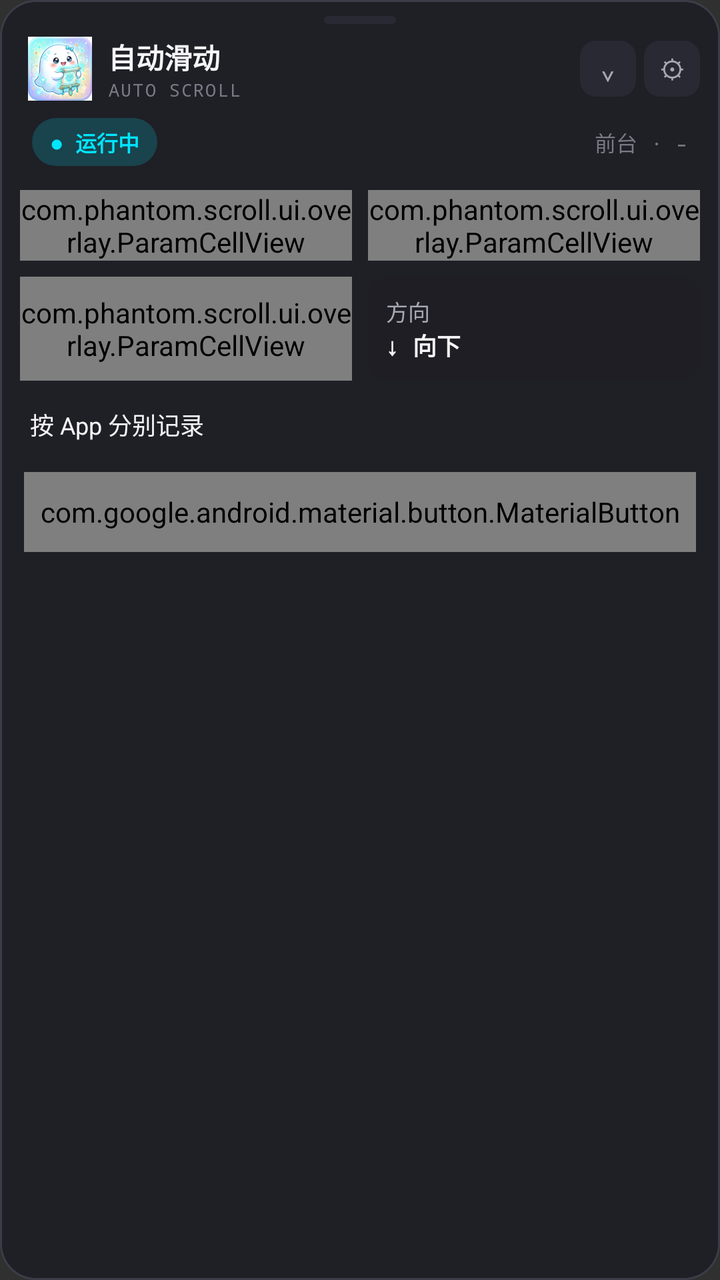
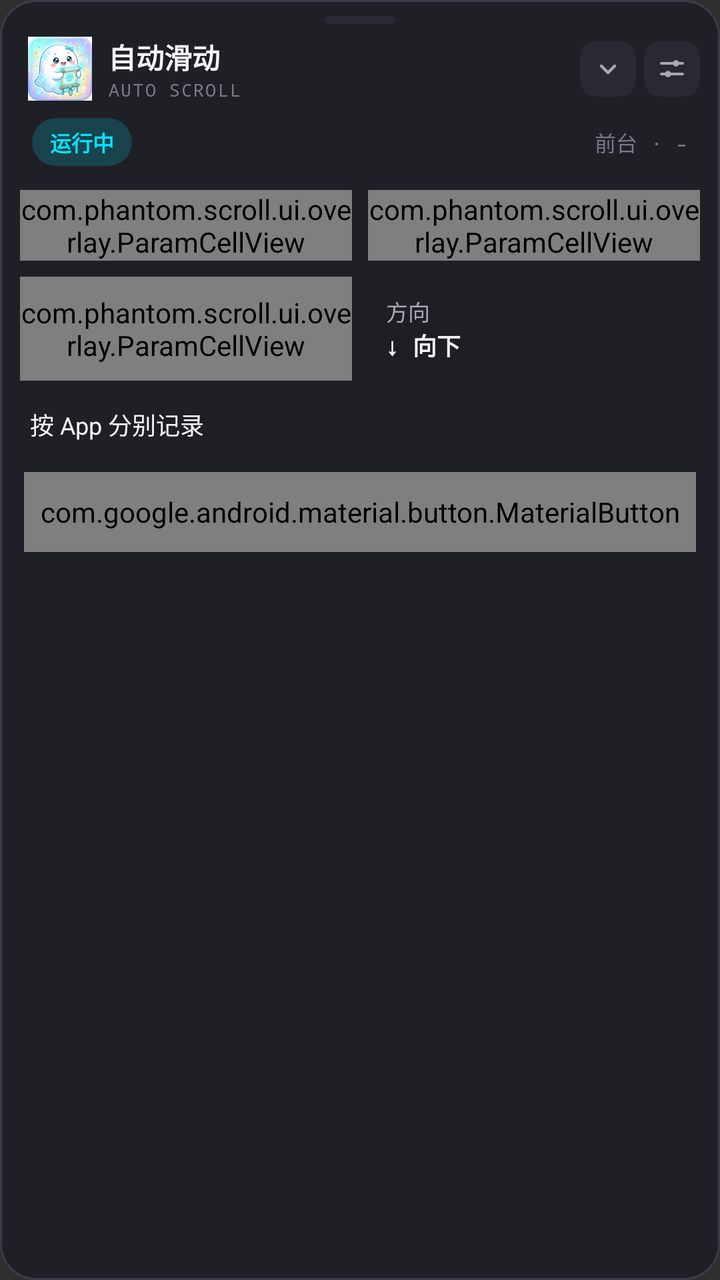

Before-and-after screenshots of an Android layout around one commit, followed by the original layout XML and the change that was made.
<!-- AndroidManifest.xml: application theme Theme.PhantomScroll -->
<!-- res/layout/overlay_panel.xml -->
<?xml version="1.0" encoding="utf-8"?>
<LinearLayout xmlns:android="http://schemas.android.com/apk/res/android"
    xmlns:app="http://schemas.android.com/apk/res-auto"
    android:id="@+id/panel_root"
    android:layout_width="250dp"
    android:layout_height="wrap_content"
    android:orientation="vertical"
    android:background="@drawable/overlay_card_border"
    android:padding="6dp">

    
    <View
        android:layout_width="36dp"
        android:layout_height="4dp"
        android:layout_gravity="center_horizontal"
        android:layout_marginTop="2dp"
        android:background="@drawable/overlay_chip_bg" />

    
    <LinearLayout
        android:layout_width="match_parent"
        android:layout_height="wrap_content"
        android:orientation="horizontal"
        android:gravity="center_vertical"
        android:paddingStart="8dp"
        android:paddingEnd="4dp"
        android:paddingTop="6dp"
        android:paddingBottom="8dp">
        <ImageView
            android:id="@+id/header_icon"
            android:layout_width="32dp"
            android:layout_height="32dp"
            android:src="@mipmap/ic_launcher"
            android:scaleType="fitCenter"
            android:background="@drawable/overlay_status_pill_running"
            android:importantForAccessibility="no" />
        <LinearLayout
            android:layout_width="0dp"
            android:layout_height="wrap_content"
            android:layout_weight="1"
            android:orientation="vertical"
            android:layout_marginStart="8dp">
            <TextView
                android:layout_width="wrap_content"
                android:layout_height="wrap_content"
                android:text="自动滑动"
                android:textColor="@color/overlay_fg"
                android:textSize="14sp"
                android:textStyle="bold" />
            <TextView
                android:layout_width="wrap_content"
                android:layout_height="wrap_content"
                android:text="AUTO SCROLL"
                android:textColor="@color/overlay_subtle"
                android:textSize="9sp"
                android:fontFamily="monospace"
                android:letterSpacing="0.08" />
        </LinearLayout>
        <FrameLayout
            android:id="@+id/fold_button"
            android:layout_width="28dp"
            android:layout_height="28dp"
            android:background="@drawable/overlay_chip_bg"
            android:clickable="true"
            android:focusable="true">
            <TextView
                android:layout_width="match_parent"
                android:layout_height="match_parent"
                android:gravity="center"
                android:text="⌄"
                android:textColor="@color/overlay_muted"
                android:textSize="14sp" />
        </FrameLayout>
        <FrameLayout
            android:id="@+id/settings_button"
            android:layout_width="28dp"
            android:layout_height="28dp"
            android:layout_marginStart="4dp"
            android:background="@drawable/overlay_chip_bg"
            android:clickable="true"
            android:focusable="true">
            <TextView
                android:layout_width="match_parent"
                android:layout_height="match_parent"
                android:gravity="center"
                android:text="⚙"
                android:textColor="@color/overlay_muted"
                android:textSize="13sp" />
        </FrameLayout>
    </LinearLayout>

    
    <LinearLayout
        android:layout_width="match_parent"
        android:layout_height="wrap_content"
        android:orientation="horizontal"
        android:gravity="center_vertical"
        android:paddingStart="10dp"
        android:paddingEnd="10dp"
        android:paddingBottom="8dp">
        <TextView
            android:id="@+id/status_pill"
            android:layout_width="wrap_content"
            android:layout_height="wrap_content"
            android:background="@drawable/overlay_status_pill_running"
            android:paddingStart="9dp"
            android:paddingEnd="9dp"
            android:paddingTop="4dp"
            android:paddingBottom="4dp"
            android:text="● 运行中"
            android:textColor="@color/overlay_accent"
            android:textSize="10.5sp"
            android:fontFamily="monospace"
            android:textStyle="bold" />
        <TextView
            android:id="@+id/status_meta"
            android:layout_width="0dp"
            android:layout_height="wrap_content"
            android:layout_weight="1"
            android:gravity="end"
            android:text="前台 · -"
            android:textColor="@color/overlay_subtle"
            android:textSize="10.5sp"
            android:fontFamily="monospace"
            android:maxLines="1"
            android:ellipsize="end" />
    </LinearLayout>

    
    <GridLayout
        android:id="@+id/param_grid"
        android:layout_width="match_parent"
        android:layout_height="wrap_content"
        android:columnCount="2"
        android:rowCount="2"
        android:useDefaultMargins="true">
        <com.phantom.scroll.ui.overlay.ParamCellView
            android:id="@+id/param_cell_speed"
            android:layout_width="0dp"
            android:layout_height="wrap_content"
            android:layout_columnWeight="1"
            android:layout_rowWeight="1" />
        <com.phantom.scroll.ui.overlay.ParamCellView
            android:id="@+id/param_cell_interval"
            android:layout_width="0dp"
            android:layout_height="wrap_content"
            android:layout_columnWeight="1"
            android:layout_rowWeight="1" />
        <com.phantom.scroll.ui.overlay.ParamCellView
            android:id="@+id/param_cell_distance"
            android:layout_width="0dp"
            android:layout_height="wrap_content"
            android:layout_columnWeight="1"
            android:layout_rowWeight="1" />
        
        <LinearLayout
            android:id="@+id/direction_cell"
            android:layout_width="0dp"
            android:layout_height="wrap_content"
            android:layout_columnWeight="1"
            android:layout_gravity="fill"
            android:orientation="vertical"
            android:background="@drawable/overlay_param_cell_bg"
            android:padding="9dp"
            android:clickable="true"
            android:focusable="true">
            <TextView
                android:layout_width="match_parent"
                android:layout_height="wrap_content"
                android:text="方向"
                android:textColor="@color/overlay_muted"
                android:textSize="11sp" />
            <TextView
                android:id="@+id/direction_value"
                android:layout_width="match_parent"
                android:layout_height="wrap_content"
                android:text="↓ 向下"
                android:textColor="@color/overlay_fg"
                android:textSize="12sp"
                android:textStyle="bold"
                android:fontFamily="monospace" />
        </LinearLayout>
    </GridLayout>

    
    <include layout="@layout/overlay_settings" />

    
    <LinearLayout
        android:layout_width="match_parent"
        android:layout_height="wrap_content"
        android:orientation="horizontal"
        android:gravity="center_vertical"
        android:padding="9dp">
        <TextView
            android:layout_width="0dp"
            android:layout_height="wrap_content"
            android:layout_weight="1"
            android:text="按 App 分别记录"
            android:textColor="@color/overlay_fg"
            android:textSize="12sp" />
        <com.google.android.material.materialswitch.MaterialSwitch
            android:id="@+id/perapp_switch"
            android:layout_width="wrap_content"
            android:layout_height="wrap_content" />
    </LinearLayout>
    <TextView
        android:id="@+id/perapp_label"
        android:layout_width="match_parent"
        android:layout_height="wrap_content"
        android:gravity="center"
        android:text=""
        android:textColor="@color/overlay_accent"
        android:textSize="8sp"
        android:visibility="gone"
        android:paddingBottom="4dp" />

    
    <LinearLayout
        android:layout_width="match_parent"
        android:layout_height="wrap_content"
        android:orientation="horizontal"
        android:padding="6dp">
        <com.google.android.material.button.MaterialButton
            android:id="@+id/toggle_btn"
            android:layout_width="0dp"
            android:layout_height="40dp"
            android:layout_weight="1"
            android:minWidth="0dp"
            android:minHeight="0dp"
            android:padding="0dp"
            android:insetTop="0dp"
            android:insetBottom="0dp"
            android:text="⏸ 暂停滑动"
            android:textColor="@color/overlay_fg"
            android:textSize="13sp"
            android:textStyle="bold"
            app:cornerRadius="11dp"
            app:backgroundTint="@color/overlay_surface_2"
            app:strokeColor="@color/overlay_border"
            app:strokeWidth="1dp" />
    </LinearLayout>
</LinearLayout>
<!-- res/layout/overlay_settings.xml (included above) -->
<?xml version="1.0" encoding="utf-8"?>
<LinearLayout xmlns:android="http://schemas.android.com/apk/res/android"
    android:id="@+id/settings_root"
    android:layout_width="match_parent"
    android:layout_height="wrap_content"
    android:orientation="vertical"
    android:visibility="gone"
    android:paddingTop="4dp"
    android:paddingBottom="4dp">

    <TextView
        android:id="@+id/forget_app_btn"
        android:layout_width="match_parent"
        android:layout_height="28dp"
        android:layout_marginTop="6dp"
        android:gravity="center"
        android:text="忘记当前 App 配置"
        android:textColor="@color/overlay_warning"
        android:textSize="10sp"
        android:background="@drawable/overlay_chip_bg"
        android:clickable="true"
        android:focusable="true" />
</LinearLayout>
<!-- resources referenced by this layout -->
<resources>
  <color name="overlay_accent">#FF00E5FF</color>
  <color name="overlay_border">#FF3C3C48</color>
  <color name="overlay_fg">#FFF5F5F7</color>
  <color name="overlay_muted">#FFA8A8B2</color>
  <color name="overlay_subtle">#FF7A7A86</color>
  <color name="overlay_surface_2">#FF292933</color>
  <color name="overlay_warning">#FFD98324</color>
  <!-- drawable overlay_card_border (drawable) -->
  <?xml version="1.0" encoding="utf-8"?>
  <layer-list xmlns:android="http://schemas.android.com/apk/res/android">
      
      <item>
          <shape android:shape="rectangle">
              <solid android:color="@color/overlay_border" />
              <corners android:radius="18dp" />
          </shape>
      </item>
      
      <item android:left="1dp" android:top="1dp" android:right="1dp" android:bottom="1dp">
          <shape android:shape="rectangle">
              <solid android:color="@color/overlay_surface" />
              <corners android:radius="17dp" />
          </shape>
      </item>
  </layer-list>
  <!-- drawable overlay_chip_bg (drawable) -->
  <?xml version="1.0" encoding="utf-8"?>
  <shape xmlns:android="http://schemas.android.com/apk/res/android" android:shape="rectangle">
      <solid android:color="@color/overlay_surface_2" />
      <corners android:radius="8dp" />
  </shape>
  <!-- drawable overlay_param_cell_bg (drawable) -->
  <?xml version="1.0" encoding="utf-8"?>
  <shape xmlns:android="http://schemas.android.com/apk/res/android" android:shape="rectangle">
      <solid android:color="@color/overlay_surface" />
      <corners android:radius="10dp" />
  </shape>
  <!-- drawable overlay_status_pill_running (drawable) -->
  <?xml version="1.0" encoding="utf-8"?>
  <shape xmlns:android="http://schemas.android.com/apk/res/android" android:shape="rectangle">
      <solid android:color="@color/overlay_accent_soft" />
      <corners android:radius="999dp" />
  </shape>
  <!-- mipmap ic_launcher: png bitmap (mipmap-hdpi, 10670 bytes) -->
  <style name="Theme.PhantomScroll" parent="Theme.AppCompat.NoActionBar">
          
          <item name="colorPrimary">#1A1A1A</item>
          <item name="colorAccent">#00E5FF</item>
          <item name="android:windowLightStatusBar">false</item>
      </style>
  <color name="overlay_surface">#F21E1E24</color>
  <color name="overlay_accent_soft">#2E00E5FF</color>
</resources>

<!-- the commit's change to res/layout/overlay_panel.xml (unified diff, before → after) -->
@@ -63,13 +63,12 @@
             android:background="@drawable/overlay_chip_bg"
             android:clickable="true"
             android:focusable="true">
-            <TextView
+            <ImageView
                 android:layout_width="match_parent"
                 android:layout_height="match_parent"
-                android:gravity="center"
-                android:text="⌄"
-                android:textColor="@color/overlay_muted"
-                android:textSize="14sp" />
+                android:scaleType="centerInside"
+                android:src="@drawable/ic_overlay_fold"
+                android:importantForAccessibility="no" />
         </FrameLayout>
         <FrameLayout
             android:id="@+id/settings_button"
@@ -79,13 +78,12 @@
             android:background="@drawable/overlay_chip_bg"
             android:clickable="true"
             android:focusable="true">
-            <TextView
+            <ImageView
                 android:layout_width="match_parent"
                 android:layout_height="match_parent"
-                android:gravity="center"
-                android:text="⚙"
-                android:textColor="@color/overlay_muted"
-                android:textSize="13sp" />
+                android:scaleType="centerInside"
+                android:src="@drawable/ic_overlay_tune"
+                android:importantForAccessibility="no" />
         </FrameLayout>
     </LinearLayout>
 
@@ -107,7 +105,7 @@
             android:paddingEnd="9dp"
             android:paddingTop="4dp"
             android:paddingBottom="4dp"
-            android:text="● 运行中"
+            android:text="运行中"
             android:textColor="@color/overlay_accent"
             android:textSize="10.5sp"
             android:fontFamily="monospace"
@@ -202,7 +200,9 @@
         <com.google.android.material.materialswitch.MaterialSwitch
             android:id="@+id/perapp_switch"
             android:layout_width="wrap_content"
-            android:layout_height="wrap_content" />
+            android:layout_height="wrap_content"
+            app:thumbTint="@color/overlay_switch_thumb"
+            app:trackTint="@color/overlay_switch_track" />
     </LinearLayout>
     <TextView
         android:id="@+id/perapp_label"
@@ -211,7 +211,7 @@
         android:gravity="center"
         android:text=""
         android:textColor="@color/overlay_accent"
-        android:textSize="8sp"
+        android:textSize="9sp"
         android:visibility="gone"
         android:paddingBottom="4dp" />
 
@@ -231,14 +231,18 @@
             android:padding="0dp"
             android:insetTop="0dp"
             android:insetBottom="0dp"
-            android:text="⏸ 暂停滑动"
+            android:text="开始滑动"
             android:textColor="@color/overlay_fg"
             android:textSize="13sp"
             android:textStyle="bold"
             app:cornerRadius="11dp"
             app:backgroundTint="@color/overlay_surface_2"
             app:strokeColor="@color/overlay_border"
-            app:strokeWidth="1dp" />
+            app:strokeWidth="1dp"
+            app:icon="@drawable/ic_overlay_play"
+            app:iconGravity="textStart"
+            app:iconPadding="6dp"
+            app:iconTint="@color/overlay_on_accent" />
     </LinearLayout>
 </LinearLayout>
 <!-- res/layout/overlay_settings.xml (included above) -->
<!-- resource entries referenced after the edit -->
@@ -4,9 +4,42 @@
   <color name="overlay_border">#FF3C3C48</color>
   <color name="overlay_fg">#FFF5F5F7</color>
   <color name="overlay_muted">#FFA8A8B2</color>
+  <color name="overlay_on_accent">#FF00262B</color>
   <color name="overlay_subtle">#FF7A7A86</color>
   <color name="overlay_surface_2">#FF292933</color>
   <color name="overlay_warning">#FFD98324</color>
+  <!-- drawable ic_overlay_fold (drawable) -->
+  <?xml version="1.0" encoding="utf-8"?>
+  <vector xmlns:android="http://schemas.com/apk/res/android"
+      android:width="16dp" android:height="16dp"
+      android:viewportWidth="24" android:viewportHeight="24">
+      <path android:pathData="M7,10 L12,15 L17,10"
+          android:strokeColor="@color/overlay_muted"
+          android:strokeWidth="2.2"
+          android:strokeLineCap="round"
+          android:strokeLineJoin="round"
+          android:fillColor="#00000000" />
+  </vector>
+  <!-- drawable ic_overlay_play (drawable) -->
+  <?xml version="1.0" encoding="utf-8"?>
+  <vector xmlns:android="http://schemas.com/apk/res/android"
+      android:width="14dp" android:height="14dp"
+      android:viewportWidth="24" android:viewportHeight="24">
+      <path android:pathData="M9,6.2 L18,12 L9,17.8 Z" android:fillColor="#FFFFFFFF" />
+  </vector>
+  <!-- drawable ic_overlay_tune (drawable) -->
+  <?xml version="1.0" encoding="utf-8"?>
+  <vector xmlns:android="http://schemas.com/apk/res/android"
+      android:width="16dp" android:height="16dp"
+      android:viewportWidth="24" android:viewportHeight="24">
+      <path android:pathData="M4,8 L20,8 M4,16 L20,16"
+          android:strokeColor="@color/overlay_muted"
+          android:strokeWidth="2"
+          android:strokeLineCap="round"
+          android:fillColor="#00000000" />
+      <path android:pathData="M15,8 m-2.4,0 a2.4,2.4 0 1,0 4.8,0 a2.4,2.4 0 1,0 -4.8,0 M9,16 m-2.4,0 a2.4,2.4 0 1,0 4.8,0 a2.4,2.4 0 1,0 -4.8,0"
+          android:fillColor="@color/overlay_muted" />
+  </vector>
   <!-- drawable overlay_card_border (drawable) -->
   <?xml version="1.0" encoding="utf-8"?>
   <layer-list xmlns:android="http://schemas.android.com/apk/res/android">
